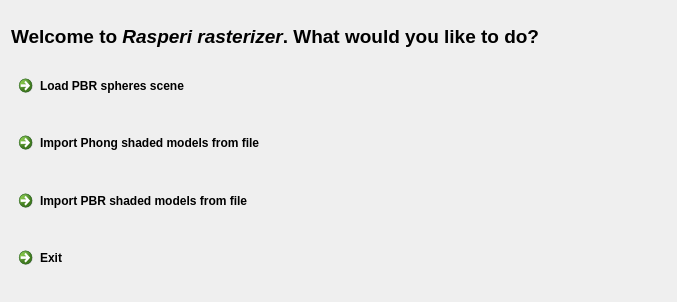
First picture: the form in src/rasperi_landing_dialog.ui, repository kuumies/rasperi, before the edit.
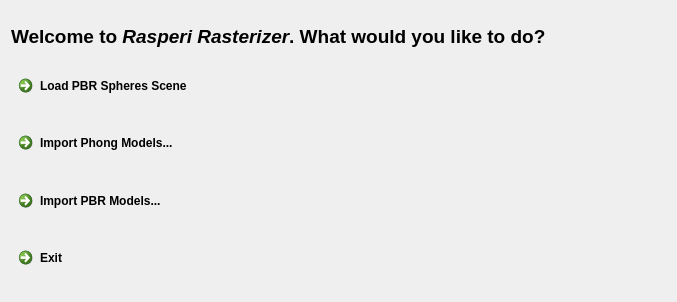
Second picture: the form after the edit. Icons and pictures are not drawn.

The edit to the form file:
```diff
--- a/src/rasperi_landing_dialog.ui
+++ b/src/rasperi_landing_dialog.ui
@@ -17,14 +17,14 @@
    <item>
     <widget class="QLabel" name="label">
      <property name="text">
-      <string>&lt;html&gt;&lt;head/&gt;&lt;body&gt;&lt;p&gt;&lt;span style=&quot; font-size:14pt; font-weight:600;&quot;&gt;Welcome to &lt;/span&gt;&lt;span style=&quot; font-size:14pt; font-weight:600; font-style:italic;&quot;&gt;Rasperi rasterizer&lt;/span&gt;&lt;span style=&quot; font-size:14pt; font-weight:600;&quot;&gt;. What would you like to do?&lt;/span&gt;&lt;/p&gt;&lt;/body&gt;&lt;/html&gt;</string>
+      <string>&lt;html&gt;&lt;head/&gt;&lt;body&gt;&lt;p&gt;&lt;span style=&quot; font-size:14pt; font-weight:600;&quot;&gt;Welcome to &lt;/span&gt;&lt;span style=&quot; font-size:14pt; font-weight:600; font-style:italic;&quot;&gt;Rasperi Rasterizer&lt;/span&gt;&lt;span style=&quot; font-size:14pt; font-weight:600;&quot;&gt;. What would you like to do?&lt;/span&gt;&lt;/p&gt;&lt;/body&gt;&lt;/html&gt;</string>
      </property>
     </widget>
    </item>
    <item>
     <widget class="QCommandLinkButton" name="commandLinkButtonViewPbrSpheres">
      <property name="text">
-      <string>Load PBR spheres scene</string>
+      <string>Load PBR Spheres Scene</string>
      </property>
      <property name="icon">
       <iconset>
@@ -41,7 +41,7 @@
    <item>
     <widget class="QCommandLinkButton" name="commandLinkButtonImportPhong">
      <property name="text">
-      <string>Import Phong shaded models from file</string>
+      <string>Import Phong Models...</string>
      </property>
      <property name="icon">
       <iconset>
@@ -58,7 +58,7 @@
    <item>
     <widget class="QCommandLinkButton" name="commandLinkButtonImportPbr">
      <property name="text">
-      <string>Import PBR shaded models from file</string>
+      <string>Import PBR Models...</string>
      </property>
      <property name="icon">
       <iconset>
```
